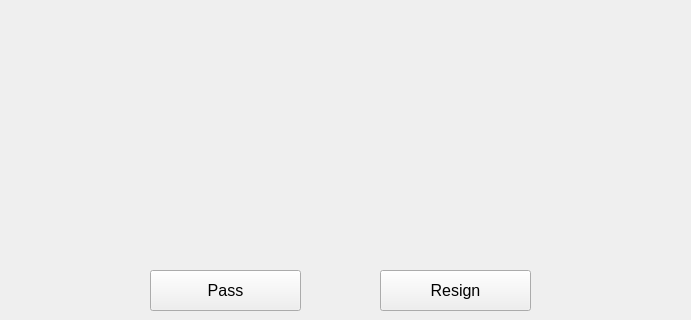
First picture: the form in game-of-go-qt-ui/game-of-go-qt-ui/gamewidget.ui, repository Aylesworth/game-of-go, before the edit; both pictures show x 90 to 781 and y 560 to 880 of the 1280 by 880 pixel window.
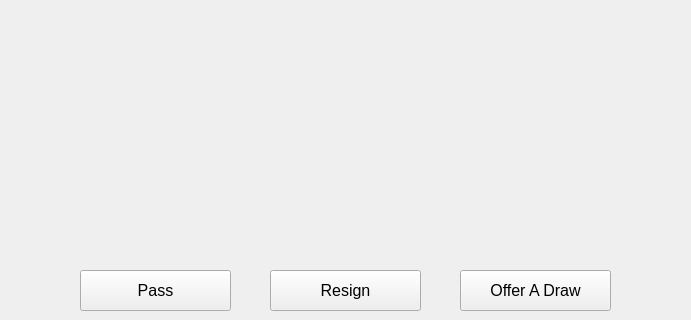
Second picture: the form after the edit.

Commit message: Handle draw request

Patch:
```diff
--- a/game-of-go-qt-ui/game-of-go-qt-ui/gamewidget.ui
+++ b/game-of-go-qt-ui/game-of-go-qt-ui/gamewidget.ui
@@ -27,7 +27,7 @@
   <widget class="QPushButton" name="btn_pass">
    <property name="geometry">
     <rect>
-     <x>240</x>
+     <x>170</x>
      <y>830</y>
      <width>151</width>
      <height>41</height>
@@ -45,7 +45,7 @@
   <widget class="QPushButton" name="btn_resign">
    <property name="geometry">
     <rect>
-     <x>470</x>
+     <x>360</x>
      <y>830</y>
      <width>151</width>
      <height>41</height>
@@ -110,6 +110,24 @@
     <set>Qt::AlignCenter</set>
    </property>
   </widget>
+  <widget class="QPushButton" name="btn_draw">
+   <property name="geometry">
+    <rect>
+     <x>550</x>
+     <y>830</y>
+     <width>151</width>
+     <height>41</height>
+    </rect>
+   </property>
+   <property name="font">
+    <font>
+     <pointsize>12</pointsize>
+    </font>
+   </property>
+   <property name="text">
+    <string>Offer A Draw</string>
+   </property>
+  </widget>
  </widget>
  <resources/>
  <connections/>
```
The commit also changes 18 other files.
